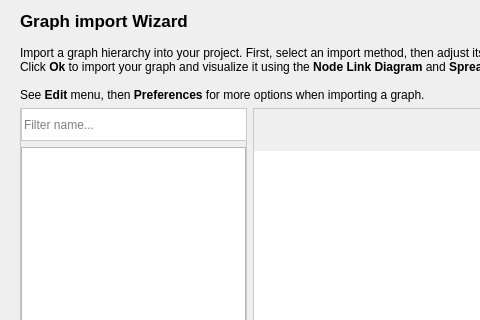
Old version of the form plugins/perspective/GraphPerspective/designer/ImportWizard.ui in the repository Tulip-Dev/tulip; both pictures show x 0 to 480 and y 0 to 320 of the 879 by 458 pixel window.
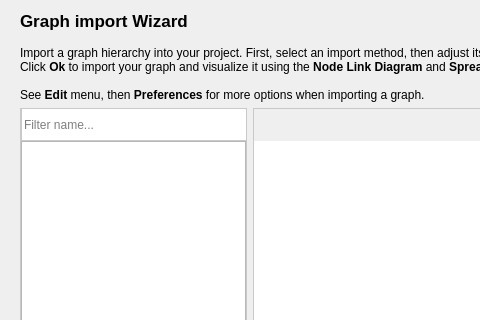
New version of the form. Icons and pictures are not drawn. Custom widgets are drawn as their Qt base class.

```diff
--- a/plugins/perspective/GraphPerspective/designer/ImportWizard.ui
+++ b/plugins/perspective/GraphPerspective/designer/ImportWizard.ui
@@ -78,6 +78,9 @@
          </sizepolicy>
         </property>
         <layout class="QVBoxLayout" name="leftLayout">
+         <property name="spacing">
+          <number>0</number>
+         </property>
          <property name="leftMargin">
           <number>0</number>
          </property>
@@ -190,7 +193,7 @@
            <widget class="QFrame" name="parametersFrame">
             <layout class="QVBoxLayout" name="rLayout2">
              <property name="spacing">
-              <number>10</number>
+              <number>0</number>
              </property>
              <property name="leftMargin">
               <number>0</number>
```
